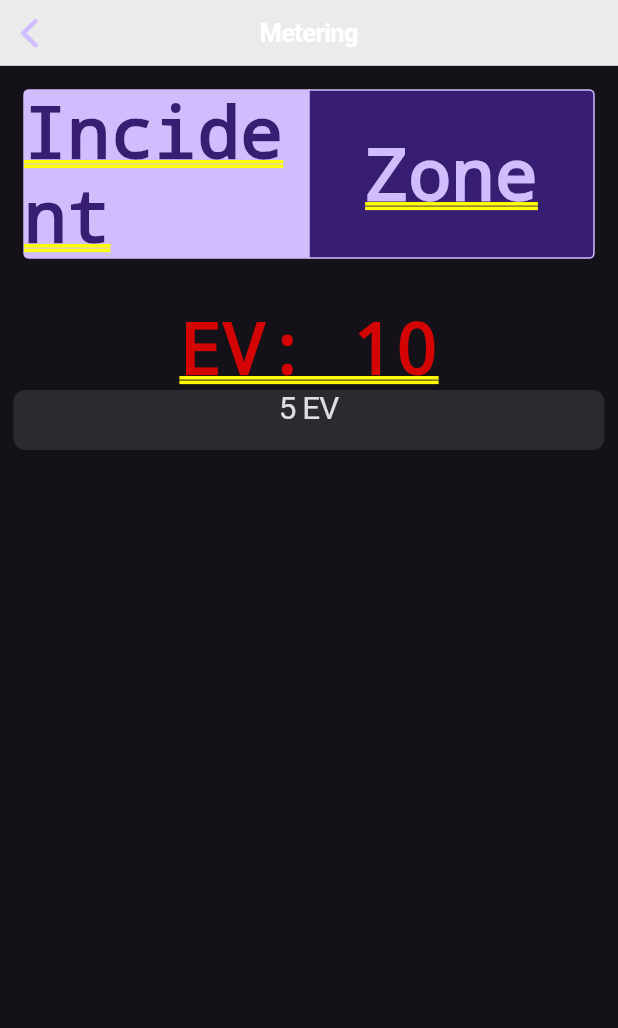
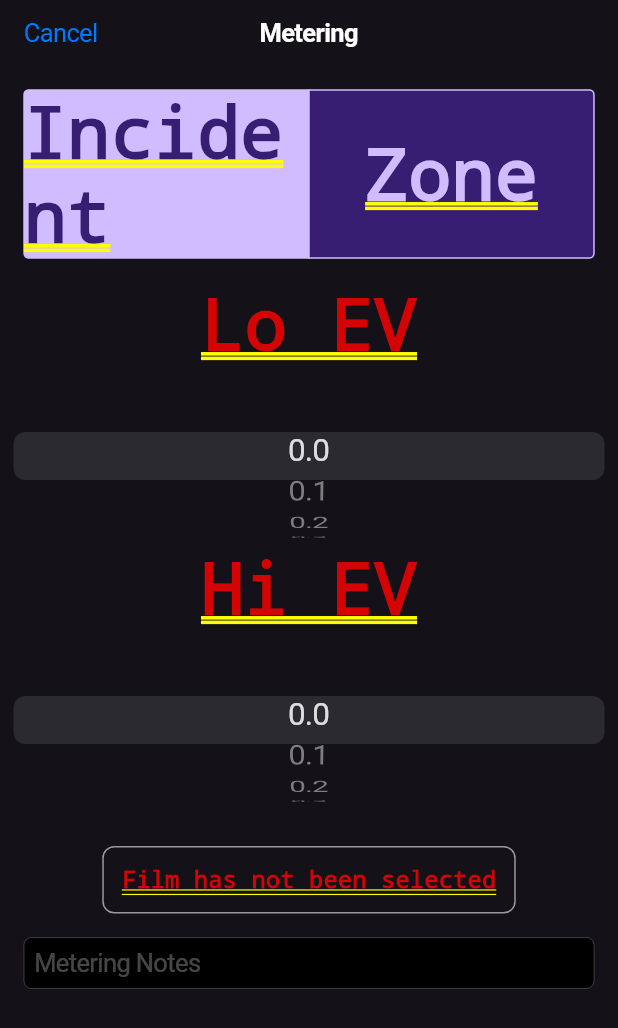
Before and after one commit to jamesbaillies/btzs_calc, a Flutter app: the MeteringPage screen opened directly, on a phone screen of 412 x 824 dp. Shown: the top 1028 px of the screen. Run offline on Flutter 3.47's test engine with Material 3 defaults, Android fonts, the phone set to English and light mode, and no system bars.

Commit message:
fully implemented pages

```diff
--- a/lib/metering_page.dart
+++ b/lib/metering_page.dart
@@ -3,59 +3,138 @@ import 'package:flutter/material.dart';
 import 'package:btzs_calc/session.dart';
 
 class MeteringPage extends StatefulWidget {
-  const MeteringPage({Key? key}) : super(key: key);
-
   @override
-  State<MeteringPage> createState() => _MeteringPageState();
+  _MeteringPageState createState() => _MeteringPageState();
 }
 
 class _MeteringPageState extends State<MeteringPage> {
   final session = Session();
-
-  final Map<int, Widget> segmentOptions = const <int, Widget>{
-    0: Text('Incident'),
-    1: Text('Zone'),
-  };
-
-  int selectedSegment = 0;
+  final List<double> evValues = List.generate(201, (index) => index / 10); // 0.0 to 20.0
 
   @override
   Widget build(BuildContext context) {
     return CupertinoPageScaffold(
-      navigationBar: const CupertinoNavigationBar(
-        middle: Text('Metering'),
+      navigationBar: CupertinoNavigationBar(
+        leading: GestureDetector(
+          onTap: () => Navigator.pop(context),
+          child: const Text("Cancel", style: TextStyle(color: CupertinoColors.activeBlue)),
+        ),
+        middle: const Text("Metering"),
       ),
       child: SafeArea(
         child: Column(
           children: [
             const SizedBox(height: 16),
-            CupertinoSegmentedControl<int>(
-              children: segmentOptions,
-              groupValue: selectedSegment,
-              onValueChanged: (int value) {
-                setState(() {
-                  selectedSegment = value;
-                });
+            CupertinoSegmentedControl<String>(
+              groupValue: session.meteringMode,
+              children: const {
+                'Incident': Text('Incident'),
+                'Zone': Text('Zone'),
               },
+              onValueChanged: (value) => setState(() => session.meteringMode = value),
             ),
-            const SizedBox(height: 32),
-            if (selectedSegment == 0) ...[
-              Text('EV: ${session.incidentEV}'),
-              CupertinoPicker(
-                itemExtent: 40,
-                scrollController: FixedExtentScrollController(
-                    initialItem: session.incidentEV),
-                onSelectedItemChanged: (v) =>
-                    setState(() => session.incidentEV = v),
-                children:
-                List.generate(21, (i) => Text('${i - 5} EV')), // -5 to +15
+            const SizedBox(height: 16),
+            if (session.meteringMode == 'Incident') _buildIncidentUI(),
+            if (session.meteringMode == 'Zone') _buildZoneUI(),
+            const SizedBox(height: 24),
+            Container(
+              margin: const EdgeInsets.symmetric(horizontal: 16),
+              padding: const EdgeInsets.all(12),
+              decoration: BoxDecoration(
+                border: Border.all(color: CupertinoColors.inactiveGray),
+                borderRadius: BorderRadius.circular(8),
               ),
-            ] else if (selectedSegment == 1) ...[
-              Text('Zone Reading: Not implemented yet'),
-            ],
+              child: Text(
+                session.filmStock.isEmpty ? 'Film has not been selected' : 'Film: ${session.filmStock}',
+                style: const TextStyle(fontSize: 16),
+              ),
+            ),
+            const SizedBox(height: 16),
+            Padding(
+              padding: const EdgeInsets.symmetric(horizontal: 16),
+              child: CupertinoTextField(
+                placeholder: 'Metering Notes',
+                controller: TextEditingController(text: session.meteringNotes),
+                onChanged: (val) => session.meteringNotes = val,
+              ),
+            ),
           ],
         ),
       ),
     );
   }
+
+  Widget _buildIncidentUI() {
+    return Column(
+      children: [
+        const Text("Lo EV"),
+        SizedBox(
+          height: 120,
+          child: CupertinoPicker(
+            itemExtent: 32,
+            scrollController: FixedExtentScrollController(initialItem: evValues.indexOf(session.incidentLoEV)),
+            onSelectedItemChanged: (v) => setState(() => session.incidentLoEV = evValues[v]),
+            children: evValues.map((e) => Text(e.toStringAsFixed(1))).toList(),
+          ),
+        ),
+        const Text("Hi EV"),
+        SizedBox(
+          height: 120,
+          child: CupertinoPicker(
+            itemExtent: 32,
+            scrollController: FixedExtentScrollController(initialItem: evValues.indexOf(session.incidentHiEV)),
+            onSelectedItemChanged: (v) => setState(() => session.incidentHiEV = evValues[v]),
+            children: evValues.map((e) => Text(e.toStringAsFixed(1))).toList(),
+          ),
+        ),
+      ],
+    );
+  }
+
+  Widget _buildZoneUI() {
+    return Column(
+      children: [
+        const Text("Lo EV"),
+        SizedBox(
+          height: 100,
+          child: CupertinoPicker(
+            itemExtent: 32,
+            scrollController: FixedExtentScrollController(initialItem: evValues.indexOf(session.lowEV)),
+            onSelectedItemChanged: (v) => setState(() => session.lowEV = evValues[v]),
+            children: evValues.map((e) => Text(e.toStringAsFixed(1))).toList(),
+          ),
+        ),
+        const Text("Hi EV"),
+        SizedBox(
+          height: 100,
+          child: CupertinoPicker(
+            itemExtent: 32,
+            scrollController: FixedExtentScrollController(initialItem: evValues.indexOf(session.highEV)),
+            onSelectedItemChanged: (v) => setState(() => session.highEV = evValues[v]),
+            children: evValues.map((e) => Text(e.toStringAsFixed(1))).toList(),
+          ),
+        ),
+        const Text("Lo Zone"),
+        SizedBox(
+          height: 100,
+          child: CupertinoPicker(
+            itemExtent: 32,
+            scrollController: FixedExtentScrollController(initialItem: session.lowZone),
+            onSelectedItemChanged: (v) => setState(() => session.lowZone = v),
+            children: List.generate(11, (i) => Text('Zone $i')),
+          ),
+        ),
+        const Text("Hi Zone"),
+        SizedBox(
+          height: 100,
+          child: CupertinoPicker(
+            itemExtent: 32,
+            scrollController: FixedExtentScrollController(initialItem: session.highZone),
+            onSelectedItemChanged: (v) => setState(() => session.highZone = v),
+            children: List.generate(11, (i) => Text('Zone $i')),
+          ),
+        ),
+      ],
+    );
+  }
 }
--- a/lib/session.dart
+++ b/lib/session.dart
@@ -1,50 +1,60 @@
+
 import 'package:flutter/material.dart';
 
 class Session extends ChangeNotifier {
   // Camera Page
   String exposureTitle = '';
   String filmHolder = '';
-  String filmStock = 'Ilford HP5';
-  double focalLength = 150.0;
-  List<String> filmStocks = ['Ilford HP5', 'Kodak Tri-X', 'FP4+', 'T-Max 100'];
-  List<double> savedFocalLengths = [90.0, 150.0, 210.0, 300.0];
+  String filmStock = '';
+  List<String> filmStocks = ['HP5+', 'Tri-X', 'Portra 400'];
 
-  // Metering Page
-  String meteringMode = 'Lo';
-  int lowEV = 6;
-  int lowZone = 3;
-  int highEV = 12;
-  int highZone = 7;
-  int incidentEV = 10;
+  double focalLength = 210.0;
+  List<double> savedFocalLengths = [90.0, 150.0, 210.0, 300.0, 360.0];
 
   // DOF Page
   String dofMode = 'None';
-  bool favorDOF = true;
+  bool favorDOF = false;
+  double focusTravel = 0.0;
+  double nearDistance = 1.0;
+  double farDistance = 1.0;
+  double subjectDistance = 1.0;
+  double circleOfConfusion = 0.05;
+
   int aperture = 8;
-  List<int> apertureValues = [4, 5, 5, 8, 11, 16, 22, 32, 45];
-  double subjectDistance = 1.0;
-  double nearDistance = 1.0;
-  double farDistance = 2.0;
-  double focusTravel = 5.0;
-
-  double _circleOfConfusion = 0.03;
-  double get circleOfConfusion => _circleOfConfusion;
-  set circleOfConfusion(double value) {
-    _circleOfConfusion = value;
+  List<int> apertureValues = [4, 5, 5, 8, 11, 16, 22, 32, 45, 64, 90];
+  set apertureValue(int value) {
+    aperture = value;
     notifyListeners();
   }
 
+  // Metering Page
+  String meteringMode = 'Incident';
+  String meteringNotes = '';
+
+  double incidentLoEV = 0.0;
+  double incidentHiEV = 0.0;
+
+  double lowEV = 0.0;
+  double highEV = 0.0;
+  int lowZone = 2;
+  int highZone = 8;
+
   // Exposure Page
-  bool _useApertureMode = true;
-  int selectedApertureIndex = 4; // e.g., f/11
+  bool useApertureMode = true;
+  int selectedApertureIndex = 4;
+
   int selectedMin = 0;
-  int selectedSec = 1;
-  int selectedFraction = 0;
+  int selectedSec = 0;
+  int selectedFraction = 3;
+
   List<int> shutterFractions = [1, 2, 4, 8, 15, 30, 60, 125, 250, 500];
 
-  bool get useApertureMode => _useApertureMode;
-  set useApertureMode(bool value) {
-    _useApertureMode = value;
+  void reset() {
+    exposureTitle = '';
+    filmHolder = '';
+    filmStock = '';
+    focalLength = 210.0;
+    meteringNotes = '';
     notifyListeners();
   }
 }
```
Also changed, not shown: lib/dof_page.dart (+73 -87 lines).
